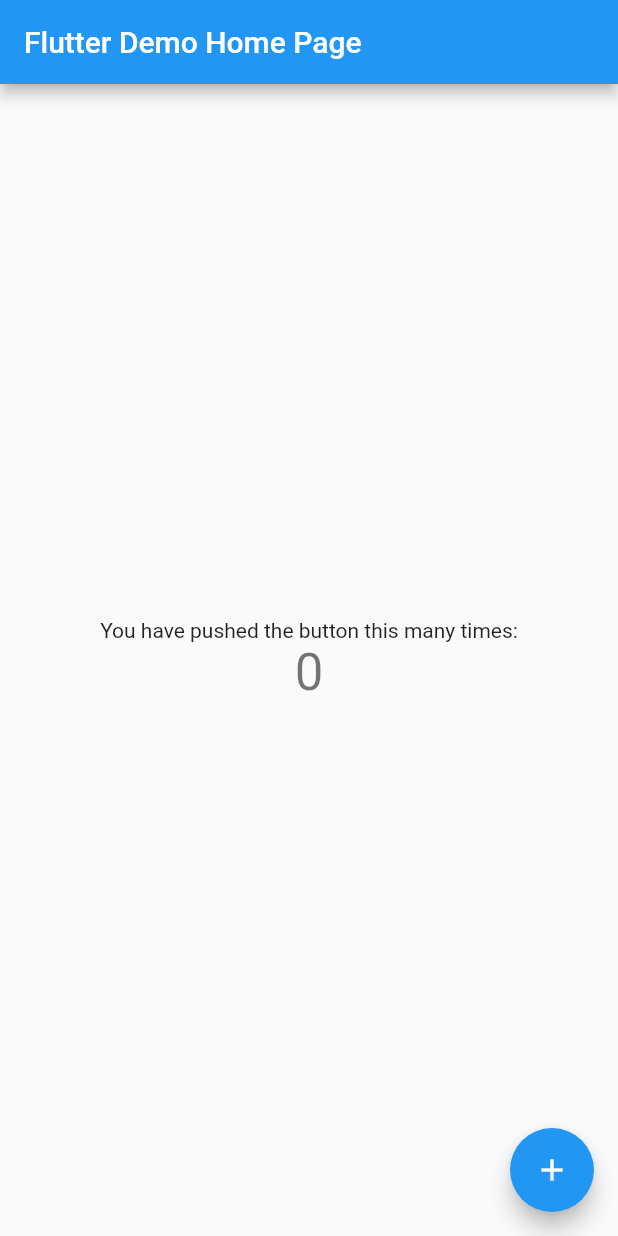
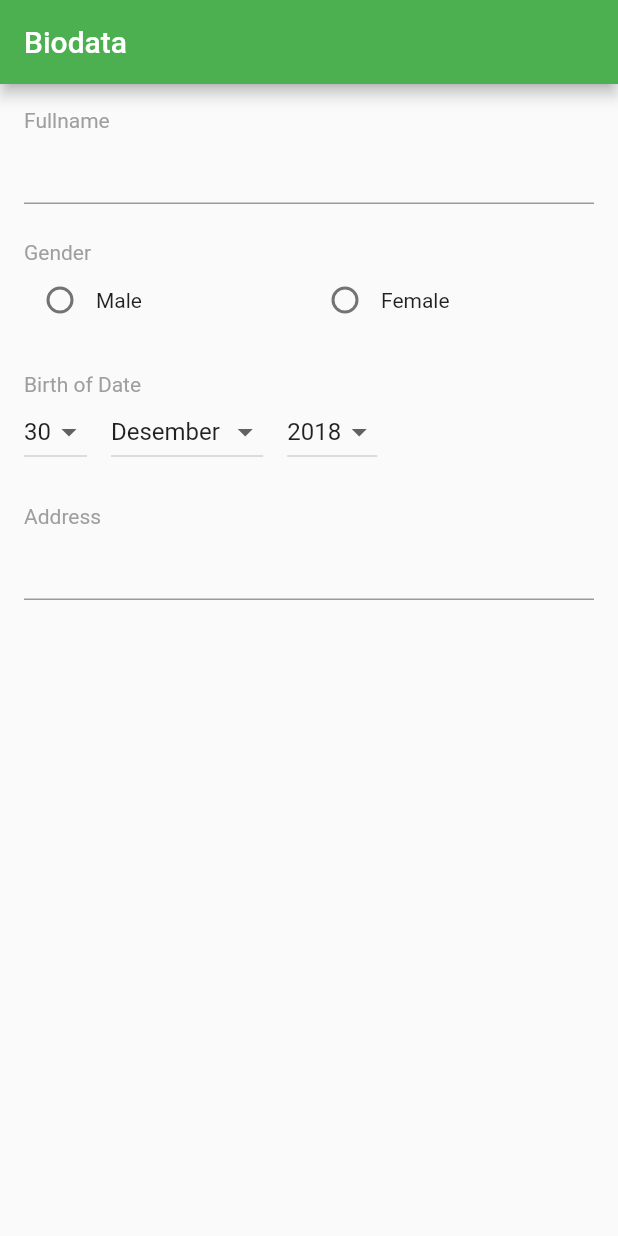
Before and after one commit to CoderJava/Biodata-App-with-Flutter, a Flutter app: the screen it shows after launch, on a phone screen of 412 x 824 dp. Run offline on Flutter 3.47's test engine with Material 2 defaults, Android fonts, the phone set to English and light mode, and no system bars.

Commit message:
Create UI biodata

```diff
--- a/lib/main.dart
+++ b/lib/main.dart
@@ -1,111 +1,296 @@
 import 'package:flutter/material.dart';
 
-void main() => runApp(MyApp());
+void main() => runApp(MaterialApp(
+      theme: ThemeData(
+        primarySwatch: Colors.green,
+      ),
+      home: MainScreen(),
+    ));
 
-class MyApp extends StatelessWidget {
-  // This widget is the root of your application.
+class MainScreen extends StatefulWidget {
   @override
-  Widget build(BuildContext context) {
-    return MaterialApp(
-      title: 'Flutter Demo',
-      theme: ThemeData(
-        // This is the theme of your application.
-        //
-        // Try running your application with "flutter run". You'll see the
-        // application has a blue toolbar. Then, without quitting the app, try
-        // changing the primarySwatch below to Colors.green and then invoke
-        // "hot reload" (press "r" in the console where you ran "flutter run",
-        // or simply save your changes to "hot reload" in a Flutter IDE).
-        // Notice that the counter didn't reset back to zero; the application
-        // is not restarted.
-        primarySwatch: Colors.blue,
-      ),
-      home: MyHomePage(title: 'Flutter Demo Home Page'),
-    );
-  }
+  MainScreenState createState() => MainScreenState();
 }
 
-class MyHomePage extends StatefulWidget {
-  MyHomePage({Key key, this.title}) : super(key: key);
-
-  // This widget is the home page of your application. It is stateful, meaning
-  // that it has a State object (defined below) that contains fields that affect
-  // how it looks.
-
-  // This class is the configuration for the state. It holds the values (in this
-  // case the title) provided by the parent (in this case the App widget) and
-  // used by the build method of the State. Fields in a Widget subclass are
-  // always marked "final".
-
-  final String title;
+class MainScreenState extends State<MainScreen> {
+  var _genderValue = "";
+  var _listDayBirth = List<DropdownMenuItem<int>>();
+  var _listMonthBirth = List<DropdownMenuItem<int>>();
+  var _listYearBirth = List<DropdownMenuItem<int>>();
+  var _currentDayBirth = DateTime.now().day;
+  var _currentMonthBirth = DateTime.now().month;
+  var _currentYearBirth = DateTime.now().year;
 
   @override
-  _MyHomePageState createState() => _MyHomePageState();
-}
-
-class _MyHomePageState extends State<MyHomePage> {
-  int _counter = 0;
-
-  void _incrementCounter() {
-    setState(() {
-      // This call to setState tells the Flutter framework that something has
-      // changed in this State, which causes it to rerun the build method below
-      // so that the display can reflect the updated values. If we changed
-      // _counter without calling setState(), then the build method would not be
-      // called again, and so nothing would appear to happen.
-      _counter++;
-    });
+  void initState() {
+    initDropdownDateBirth();
+    super.initState();
   }
 
   @override
   Widget build(BuildContext context) {
-    // This method is rerun every time setState is called, for instance as done
-    // by the _incrementCounter method above.
-    //
-    // The Flutter framework has been optimized to make rerunning build methods
-    // fast, so that you can just rebuild anything that needs updating rather
-    // than having to individually change instances of widgets.
     return Scaffold(
       appBar: AppBar(
-        // Here we take the value from the MyHomePage object that was created by
-        // the App.build method, and use it to set our appbar title.
-        title: Text(widget.title),
+        title: Text("Biodata"),
       ),
-      body: Center(
-        // Center is a layout widget. It takes a single child and positions it
-        // in the middle of the parent.
+      body: SafeArea(
+        minimum: EdgeInsets.all(16.0),
         child: Column(
-          // Column is also layout widget. It takes a list of children and
-          // arranges them vertically. By default, it sizes itself to fit its
-          // children horizontally, and tries to be as tall as its parent.
-          //
-          // Invoke "debug painting" (press "p" in the console, choose the
-          // "Toggle Debug Paint" action from the Flutter Inspector in Android
-          // Studio, or the "Toggle Debug Paint" command in Visual Studio Code)
-          // to see the wireframe for each widget.
-          //
-          // Column has various properties to control how it sizes itself and
-          // how it positions its children. Here we use mainAxisAlignment to
-          // center the children vertically; the main axis here is the vertical
-          // axis because Columns are vertical (the cross axis would be
-          // horizontal).
-          mainAxisAlignment: MainAxisAlignment.center,
           children: <Widget>[
-            Text(
-              'You have pushed the button this many times:',
+            Container(
+              alignment: Alignment.centerLeft,
+              child: Text(
+                "Fullname",
+                style: TextStyle(color: Colors.grey),
+              ),
             ),
-            Text(
-              '$_counter',
-              style: Theme.of(context).textTheme.display1,
+            TextField(
+              textInputAction: TextInputAction.next,
+              keyboardType: TextInputType.text,
+            ),
+            Divider(
+              color: Colors.transparent,
+              height: 24.0,
+            ),
+            Container(
+              alignment: Alignment.centerLeft,
+              child: Text(
+                "Gender",
+                style: TextStyle(color: Colors.grey),
+              ),
+            ),
+            Row(
+              children: <Widget>[
+                Expanded(
+                  child: Row(
+                    children: <Widget>[
+                      Radio(
+                        value: "male",
+                        groupValue: _genderValue,
+                        onChanged: (value) {
+                          _handleChangedRadioGender(value);
+                        },
+                      ),
+                      Text("Male"),
+                    ],
+                  ),
+                ),
+                Expanded(
+                  child: Row(
+                    children: <Widget>[
+                      Radio(
+                        value: "female",
+                        groupValue: _genderValue,
+                        onChanged: (value) {
+                          _handleChangedRadioGender(value);
+                        },
+                      ),
+                      Text("Female"),
+                    ],
+                  ),
+                ),
+              ],
+            ),
+            Divider(
+              color: Colors.transparent,
+              height: 24.0,
+            ),
+            Container(
+              alignment: Alignment.centerLeft,
+              child: Text(
+                "Birth of Date",
+                style: TextStyle(color: Colors.grey),
+              ),
+            ),
+            Row(
+              children: <Widget>[
+                DropdownButton(
+                  items: _listDayBirth,
+                  value: _currentDayBirth,
+                  onChanged: (value) {
+                    setState(() {
+                      _currentDayBirth = value;
+                    });
+                  },
+                ),
+                Divider(color: Colors.transparent, indent: 16.0),
+                DropdownButton(
+                  items: _listMonthBirth,
+                  value: _currentMonthBirth,
+                  onChanged: (value) {
+                    setState(() {
+                      _currentMonthBirth = value;
+                      bool isLeapYear = _checkIsLeapYear(_currentYearBirth);
+                      _listDayBirth =
+                          initListDayBirth(_currentMonthBirth, isLeapYear);
+                      if (isLeapYear && _currentMonthBirth == 2) {
+                        _currentDayBirth =
+                            (_currentDayBirth > 29) ? 29 : _currentDayBirth;
+                      } else if (_currentDayBirth > 30 &&
+                          (_currentMonthBirth == 4 ||
+                              _currentMonthBirth == 6 ||
+                              _currentMonthBirth == 9 ||
+                              _currentMonthBirth == 10)) {
+                        _currentDayBirth = 30;
+                      }
+                    });
+                  },
+                ),
+                Divider(color: Colors.transparent, indent: 16.0),
+                DropdownButton(
+                  items: _listYearBirth,
+                  value: _currentYearBirth,
+                  onChanged: (value) {
+                    setState(() {
+                      _currentYearBirth = value;
+                      bool isLeapYear = _checkIsLeapYear(_currentYearBirth);
+                      _listDayBirth =
+                          initListDayBirth(_currentMonthBirth, isLeapYear);
+                      if (isLeapYear && _currentMonthBirth == 2) {
+                        _currentDayBirth =
+                            (_currentDayBirth > 29) ? 29 : _currentDayBirth;
+                      }
+                    });
+                  },
+                ),
+              ],
+            ),
+            Divider(
+              color: Colors.transparent,
+              height: 24.0,
+            ),
+            Container(
+              alignment: Alignment.centerLeft,
+              child: Text(
+                "Address",
+                style: TextStyle(color: Colors.grey),
+              ),
+            ),
+            TextField(
+              keyboardType: TextInputType.text,
             ),
           ],
         ),
       ),
-      floatingActionButton: FloatingActionButton(
-        onPressed: _incrementCounter,
-        tooltip: 'Increment',
-        child: Icon(Icons.add),
-      ), // This trailing comma makes auto-formatting nicer for build methods.
     );
   }
+
+  void _handleChangedRadioGender(value) {
+    setState(() {
+      _genderValue = value;
+    });
+  }
+
+  void initDropdownDateBirth() {
+    var now = DateTime.now();
+    bool isLeapYear = _checkIsLeapYear(now.year);
+    for (int a = 0; a < 100; a++) {
+      int itemYear = now.year - a;
+      _listYearBirth.add(DropdownMenuItem<int>(
+        value: itemYear,
+        child: Text("$itemYear"),
+      ));
+    }
+
+    for (int a = 1; a <= 12; a++) {
+      _listMonthBirth.add(DropdownMenuItem<int>(
+        value: a,
+        child: _buildChildTextMonth(a),
+      ));
+    }
+
+    _listDayBirth = initListDayBirth(now.month, isLeapYear);
+  }
+
+  bool _checkIsLeapYear(int year) {
+    return (year % 4 == 0 && year % 100 != 0) || year % 400 == 0;
+  }
+
+  List<DropdownMenuItem<int>> initListDayBirth(int month, bool isLeapYear) {
+    /**
+     * januari = 31 hari
+     * februari = 28 hari (29 hari kabisat)
+     * maret = 31 hari
+     * april = 30 hari
+     * mei = 31 hari
+     * juni = 30 hari
+     * juli = 31 hari
+     * agustus = 31 hari
+     * september = 30 hari
+     * oktober = 31 hari
+     * november = 30 hari
+     * desember = 31 hari
+     */
+    List<DropdownMenuItem<int>> listDayBirthTemp =
+        List<DropdownMenuItem<int>>();
+    switch (month) {
+      case 1:
+      case 3:
+      case 5:
+      case 7:
+      case 8:
+      case 10:
+      case 12:
+        for (int a = 1; a <= 31; a++) {
+          listDayBirthTemp.add(DropdownMenuItem<int>(
+            value: a,
+            child: Text("$a"),
+          ));
+        }
+        break;
+      case 2:
+        for (int a = 1; a <= 28; a++) {
+          listDayBirthTemp.add(DropdownMenuItem<int>(
+            value: a,
+            child: Text("$a"),
+          ));
+          if (a == 28 && isLeapYear) {
+            listDayBirthTemp.add(DropdownMenuItem<int>(
+              value: 29,
+              child: Text("29"),
+            ));
+          }
+        }
+        break;
+      default:
+        for (int a = 1; a <= 30; a++) {
+          listDayBirthTemp.add(DropdownMenuItem<int>(
+            value: a,
+            child: Text("$a"),
+          ));
+        }
+    }
+    return listDayBirthTemp;
+  }
+
+  _buildChildTextMonth(int month) {
+    switch (month) {
+      case 1:
+        return Text("Januari");
+      case 2:
+        return Text("Februari");
+      case 3:
+        return Text("Maret");
+      case 4:
+        return Text("April");
+      case 5:
+        return Text("Mei");
+      case 6:
+        return Text("Juni");
+      case 7:
+        return Text("Juli");
+      case 8:
+        return Text("Agustus");
+      case 9:
+        return Text("September");
+      case 10:
+        return Text("Oktober");
+      case 11:
+        return Text("November");
+      case 12:
+        return Text("Desember");
+      default:
+        return Text("-");
+    }
+  }
 }
```
Also changed, not shown: 1 other file.
